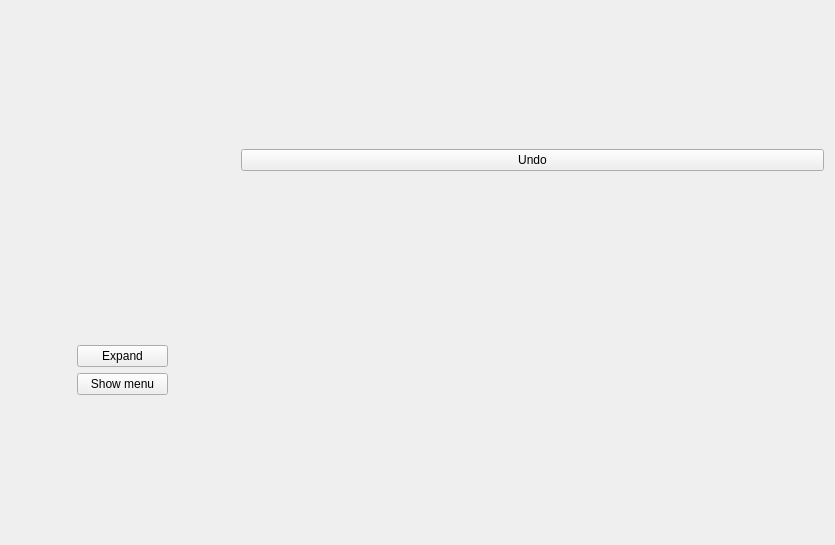
Old version of the form qt_gui/ui/mainwindow.ui in the repository ravenvz/SprintTimer.
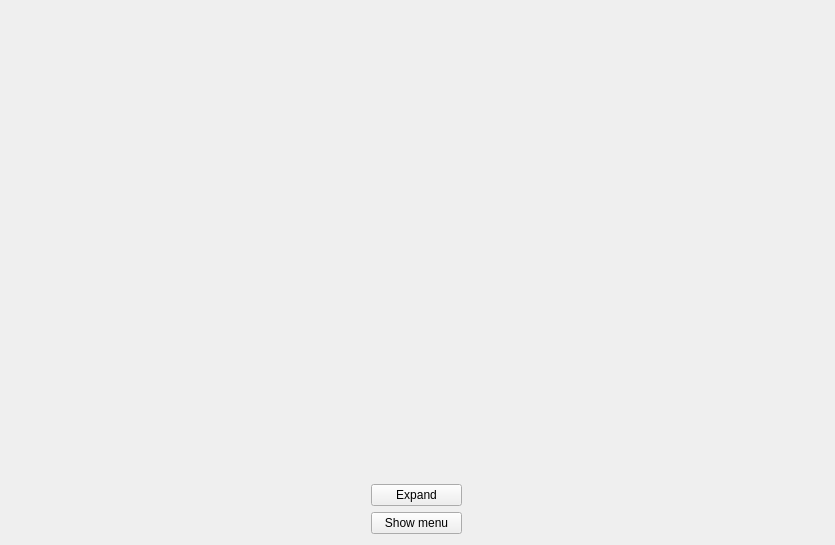
New version of the form.

What changed in the file:
```diff
--- a/qt_gui/ui/mainwindow.ui
+++ b/qt_gui/ui/mainwindow.ui
@@ -21,32 +21,13 @@
   </property>
   <layout class="QGridLayout" name="gridLayout_2">
    <item row="0" column="0">
-    <layout class="QGridLayout" name="gridLayout" columnstretch="0,0,0">
+    <layout class="QGridLayout" name="gridLayout" columnstretch="0,0">
      <property name="sizeConstraint">
       <enum>QLayout::SetMinimumSize</enum>
      </property>
      <property name="spacing">
       <number>6</number>
      </property>
-     <item row="0" column="1">
-      <widget class="QLabel" name="label">
-       <property name="sizePolicy">
-        <sizepolicy hsizetype="Fixed" vsizetype="Preferred">
-         <horstretch>0</horstretch>
-         <verstretch>0</verstretch>
-        </sizepolicy>
-       </property>
-       <property name="minimumSize">
-        <size>
-         <width>224</width>
-         <height>0</height>
-        </size>
-       </property>
-       <property name="text">
-        <string/>
-       </property>
-      </widget>
-     </item>
      <item row="3" column="1">
       <layout class="QVBoxLayout" name="verticalLayout_4">
        <property name="topMargin">
@@ -98,32 +79,6 @@
        </item>
       </layout>
      </item>
-     <item row="0" column="2">
-      <widget class="QPushButton" name="pbUndo">
-       <property name="toolTip">
-        <string>Undo last action</string>
-       </property>
-       <property name="text">
-        <string>Undo</string>
-       </property>
-      </widget>
-     </item>
-     <item row="2" column="1">
-      <spacer name="verticalSpacer">
-       <property name="orientation">
-        <enum>Qt::Vertical</enum>
-       </property>
-       <property name="sizeType">
-        <enum>QSizePolicy::Ignored</enum>
-       </property>
-       <property name="sizeHint" stdset="0">
-        <size>
-         <width>0</width>
-         <height>0</height>
-        </size>
-       </property>
-      </spacer>
-     </item>
      <item row="3" column="0">
       <spacer name="horizontalSpacer_2">
        <property name="orientation">
@@ -140,6 +95,41 @@
        </property>
       </spacer>
      </item>
+     <item row="2" column="1">
+      <spacer name="verticalSpacer">
+       <property name="orientation">
+        <enum>Qt::Vertical</enum>
+       </property>
+       <property name="sizeType">
+        <enum>QSizePolicy::Ignored</enum>
+       </property>
+       <property name="sizeHint" stdset="0">
+        <size>
+         <width>0</width>
+         <height>0</height>
+        </size>
+       </property>
+      </spacer>
+     </item>
+     <item row="0" column="1">
+      <widget class="QLabel" name="label">
+       <property name="sizePolicy">
+        <sizepolicy hsizetype="Fixed" vsizetype="Preferred">
+         <horstretch>0</horstretch>
+         <verstretch>0</verstretch>
+        </sizepolicy>
+       </property>
+       <property name="minimumSize">
+        <size>
+         <width>224</width>
+         <height>0</height>
+        </size>
+       </property>
+       <property name="text">
+        <string/>
+       </property>
+      </widget>
+     </item>
     </layout>
    </item>
   </layout>
```
